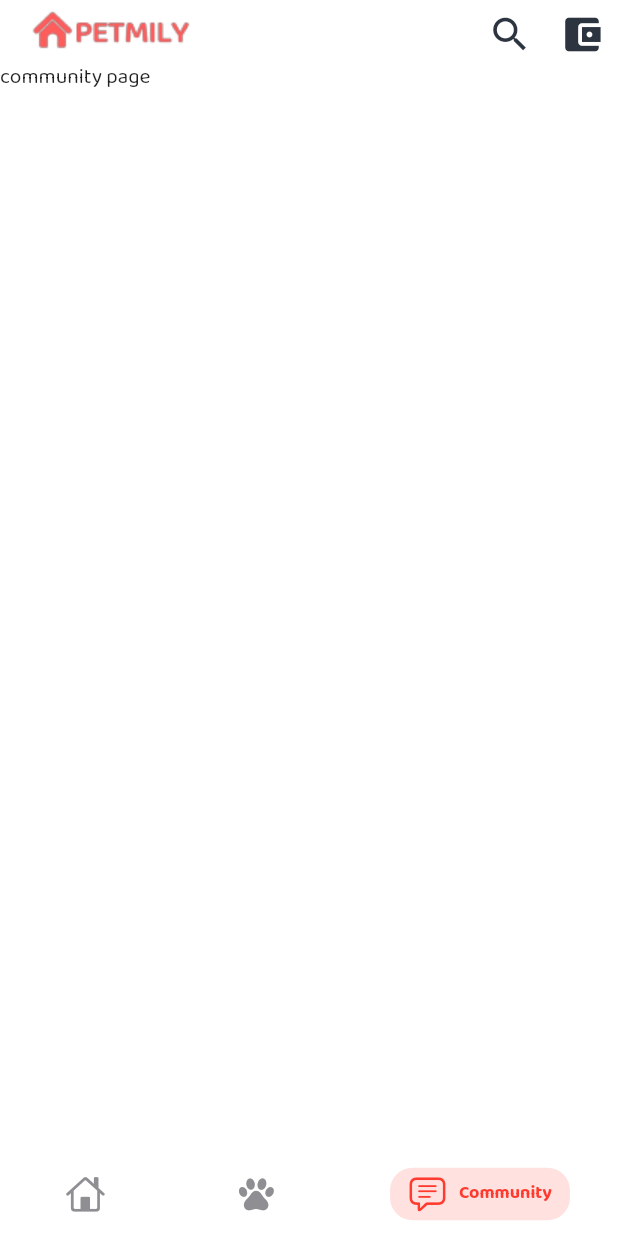
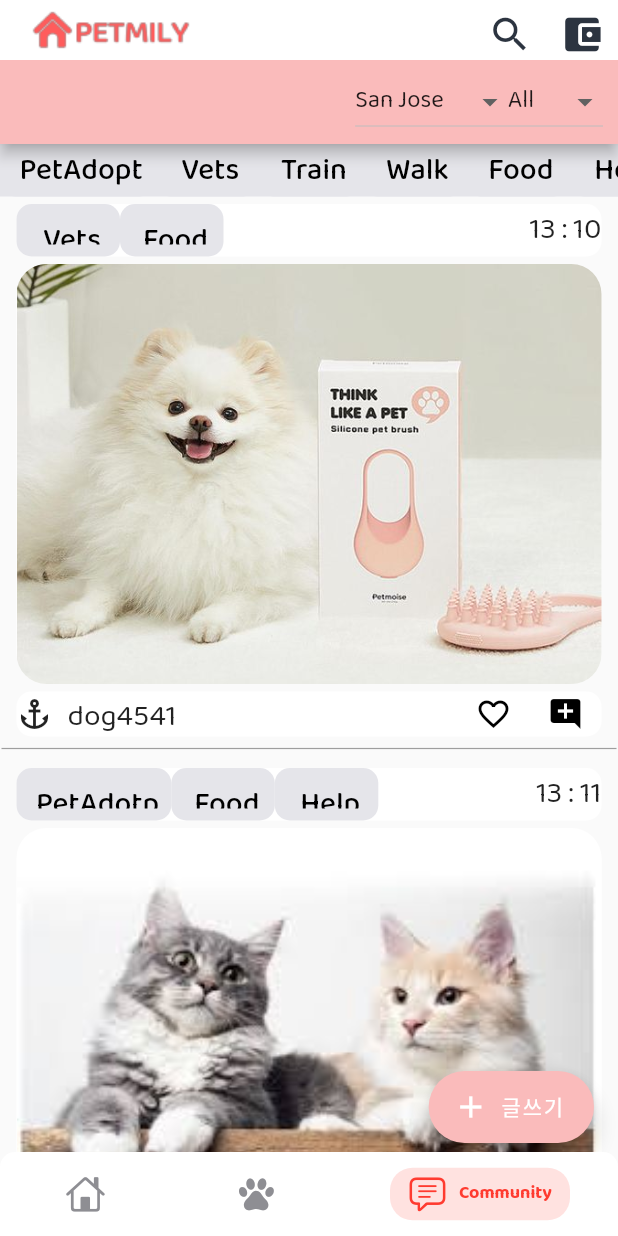
Before and after one commit to Beyond-Six/Petmily_Flutter, a Flutter app: the screen it shows after launch, item 3 of the bottom bar chosen, on a phone screen of 412 x 824 dp. Run offline on Flutter 3.47's test engine with Material 2 defaults, Android fonts, the phone set to English and light mode, and no system bars; drawn by our look-alikes of persistent_bottom_nav_bar; our stand-ins replace clay_containers, get, image_picker, smooth_page_indicator, video_player.

Commit message:
2/15 upload

```diff
--- a/lib/MainPage.dart
+++ b/lib/MainPage.dart
@@ -4,9 +4,11 @@ import 'package:flutter/cupertino.dart';
 import 'package:flutter/material.dart';
 import 'package:get/get.dart';
 import 'package:new_project/drawer/MyInfoDrawer.dart';
+import 'package:new_project/screens/CommunityPage.dart';
 
 import 'package:new_project/screens/HomeScreen.dart';
 import 'package:new_project/screens/RankListScreen.dart';
+import 'package:new_project/screens/RecommendHome.dart';
 import 'package:persistent_bottom_nav_bar/persistent-tab-view.dart';
 
 // ignore_for_file: prefer_const_constructors
@@ -42,8 +44,9 @@ class MainPageState extends State<MainPage>{
   List<Widget> _buildScreens() {
     return [
       HomeScreen(),
-      Text('recommendation page'),
-      Text('community page'),
+      RecommendHome(),
+      CommunityPage()
+
     ];
   }
 
--- /dev/null
+++ b/lib/components/FakePost.dart
@@ -0,0 +1,192 @@
+import 'package:flutter/cupertino.dart';
+import 'package:flutter/material.dart';
+import 'package:flutter/rendering.dart';
+import 'package:new_project/screens/CommunityPage.dart';
+import 'package:new_project/screens/Post_Page.dart';
+import 'package:persistent_bottom_nav_bar/persistent-tab-view.dart';
+
+
+
+class FakePost extends StatefulWidget {
+  const FakePost({Key? key, required this.pet_post_list,required this.tag_clicked}) : super(key: key);
+
+  final Pet_Post_List pet_post_list;
+  final List<bool> tag_clicked;
+  @override
+  _FakePostState createState() => _FakePostState(pet_post_list);
+
+}
+
+class _FakePostState extends State<FakePost> {
+
+  bool favButtonSelected = false;
+  var tags = ["PetAdotp","Vets","Train","Walk","Food","Help"];
+  List<bool> tagButtonSelected = [false, false, false, false, false, false];
+
+  _FakePostState(Pet_Post_List pet_post_list);
+
+
+
+  @override
+  Widget build(BuildContext context) {
+    return InkWell(
+      onTap: (){
+        pushNewScreen(
+            context,
+            screen: Post_Page(tag_clicked: widget.tag_clicked,pet_post_list: widget.pet_post_list),
+            withNavBar: true,
+            pageTransitionAnimation: PageTransitionAnimation.fade
+        );
+      },
+      child: Column(
+        children: <Widget>[
+          //Set_Fake_Post_info(),
+          Padding(padding: EdgeInsets.only(top: 5)),
+          MakeFakePost(widget.tag_clicked,widget.pet_post_list),
+          Container(
+              width: 410,
+              child: Divider(color: Colors.grey, thickness: 0.8)
+          ),
+        ],
+      ),
+    );
+  }
+
+  tag_bar(index_info,Pet_Post_List pet_post_fake_info) =>
+      Container(
+
+        decoration: BoxDecoration(
+
+            borderRadius: BorderRadius.circular(10),
+            color:
+            widget.tag_clicked[index_info] ?
+            CupertinoColors.systemPink : CupertinoColors.lightBackgroundGray
+        ),
+        child: Row(
+          children: [
+            Padding(padding: EdgeInsets.only(left: 5)),
+            TextButton(
+
+                child: Text(tags[index_info],
+                  style: TextStyle(fontSize: 20, color: Colors.black),),
+                onPressed: () {
+                  setState(() {
+                    //pet_post_fake_info.pet_tag_info_clicked[index_info]
+                      //  ? pet_post_fake_info.pet_tag_info_clicked[index_info] = false
+                        //: pet_post_fake_info.pet_tag_info_clicked[index_info] = true;
+                  });
+                }
+            ),
+          ],
+        ),
+      );
+
+
+  MakeFakePost(List<bool> tag_clicked,Pet_Post_List pet_post_fake_info) =>
+
+      Row(
+        mainAxisAlignment: MainAxisAlignment.spaceEvenly,
+        children: [
+          Container(
+
+            child: Column(
+
+              children: [
+                Container(
+
+                  width: 390,
+                  height: 35,
+                  decoration: BoxDecoration(
+                    borderRadius: BorderRadius.circular(10),
+                    color: CupertinoColors.white,
+                  ),
+                  child: Row(
+                    mainAxisAlignment: MainAxisAlignment.spaceBetween,
+
+                      children: <Widget>[
+                        Row(children: [
+                          for(int i=0;i<pet_post_fake_info.pet_tag_info.length;i++)
+                            if(pet_post_fake_info.pet_tag_info[i])
+                              tag_bar(i, pet_post_fake_info),   //게시글의 상단에 태그 출력
+                        ],),
+
+                        Text(pet_post_fake_info.post_date, style: TextStyle(fontSize: 20),),
+                      //오른쪽에 배치
+                    ],
+                  ),
+                ),
+                Padding(padding: EdgeInsets.only(top: 5)),
+                Container(
+                  width: 390,
+                  height: 280,
+
+                  decoration: BoxDecoration(
+                    borderRadius: BorderRadius.circular(20),
+                    color: CupertinoColors.white,
+                    image: DecorationImage(
+                      image: AssetImage(pet_post_fake_info.pet_file_name),
+                      fit: BoxFit.fitWidth
+                      ),
+                    )
+                  ),
+                Padding(padding: EdgeInsets.only(top: 5)),
+                Container(
+                  width: 390,
+                  height: 30,
+                  decoration: BoxDecoration(
+                    borderRadius: BorderRadius.circular(10),
+                    color: CupertinoColors.white,
+                  ),
+                  child: Row(
+                    mainAxisAlignment: MainAxisAlignment.spaceBetween,
+                    children: [
+
+                      Row(
+                        children: [
+                          Icon(Icons.anchor),
+                          Padding(padding: EdgeInsets.all(5)),
+                          Text(pet_post_fake_info.post_auther, style: TextStyle(fontSize: 20),),
+                        ],
+                      ),
+
+                      Row(
+                        children: [
+                          IconButton(
+                            padding: EdgeInsets.all(0.0),
+                            icon: Icon(
+                                favButtonSelected ? Icons.favorite : Icons
+                                    .favorite_border),
+                            color: Colors.black,
+                            onPressed: () {
+                              setState(() {
+                                favButtonSelected
+                                    ? favButtonSelected = false
+                                    : favButtonSelected = true;
+                              });
+                            },
+                          ),
+                          IconButton(
+                            padding: EdgeInsets.all(0.0),
+                            icon: Icon(Icons.add_comment),
+                            color: Colors.black,
+                            onPressed: () {
+                              setState(() {
+
+                              });
+                            },
+                          ),
+                        ],
+                      ),
+                      //IconButton(onPressed: (){}, icon: const Icon(Icons.add_comment) ),
+
+                    ],
+                  ),
+                ),
+              ],
+            ),
+          ),
+
+        ],
+      );
+
+}
--- a/lib/drawer/MyInfoDrawer.dart
+++ b/lib/drawer/MyInfoDrawer.dart
@@ -36,7 +36,7 @@ class _MyInfoDrawerState extends State<MyInfoDrawer> {
                   ],
                 ),
                 decoration: BoxDecoration(
-                  color: Theme.of(context).primaryColor
+                  color: Color(0xff2C3440)
                 ),
               ),
               SelectPetComboBox(),
--- /dev/null
+++ b/lib/screens/CommunityPage.dart
@@ -0,0 +1,207 @@
+import 'package:flutter/cupertino.dart';
+import 'package:flutter/material.dart';
+import 'package:new_project/components/FakePost.dart';
+
+import 'EditPostPage.dart';
+
+class Pet_Post_List{
+  String pet_name = "";
+  String pet_file_name = "";
+  String post_auther = "";
+  String post_date = "";
+  List<bool> pet_tag_info = [false, false, false, false, false, false];
+  List<bool> pet_tag_info_clicked = [false, false, false, false, false, false];
+}
+
+Pet_Post_List Dog_Post_Fake_Info = new Pet_Post_List();
+Pet_Post_List Cat_Post_Fake_Info = new Pet_Post_List();
+Pet_Post_List Bird_Post_Fake_Info = new Pet_Post_List();
+Pet_Post_List Rept_Post_Fake_Info = new Pet_Post_List();
+
+
+
+class CommunityPage extends StatefulWidget {
+  const CommunityPage({Key? key}) : super(key: key);
+
+  @override
+  _CommunityPageState createState() => _CommunityPageState();
+}
+
+class _CommunityPageState extends State<CommunityPage> {
+
+  final _dropdown_items_pet = ['All','Dogs','Cats','Birds','Rapts'];
+  var _selected_pet = 'All';
+
+  final _dropdown_items_locate = ['San Jose','Santa Clara','Milpitas'];
+  var _selected_locate = 'San Jose';
+
+
+  var tags = ["PetAdopt","Vets","Train","Walk","Food","Help"];
+  List<bool> tagButtonSelected = [false, false, false, false, false, false];
+
+  //int i=0;
+
+  @override
+  Widget build(BuildContext context) {
+      Set_Fake_Post_info();
+      return Scaffold(
+
+        appBar: AppBar(
+          backgroundColor: Color(0xffFABBBB),
+          actions: <Widget>[
+            Row(
+              mainAxisAlignment: MainAxisAlignment.spaceEvenly,
+              children: [
+                Container(child: DropdownButton(
+                  value: _selected_locate,
+                  items: _dropdown_items_locate.map(
+                          (value) {
+                        return DropdownMenuItem(
+                            value: value,
+                            child: Text(value)
+                        );
+                      }
+                  ).toList(),
+                  onChanged: (value) {
+                    setState(() {
+                      _selected_locate = value as String;
+                    });
+                  },
+                )),
+                Container(child: DropdownButton(
+                  value: _selected_pet,
+                  items: _dropdown_items_pet.map(
+                          (value) {
+                        return DropdownMenuItem(
+                            value: value,
+                            child: Text(value)
+                        );
+                      }
+                  ).toList(),
+                  onChanged: (value) {
+                    setState(() {
+                      _selected_pet = value as String;
+                    });
+                  },
+                )),
+
+                Padding( padding:EdgeInsets.only(right: 10))
+              ],
+            )
+          ],
+        ),
+
+        body: ListView(
+            physics: BouncingScrollPhysics(),
+
+            children: <Widget>[
+              Container(
+
+                height: 35,   //tag 의 스트링이 자꾸 높이의 중간에 안맞는다.
+                decoration: BoxDecoration(
+                  color: CupertinoColors.lightBackgroundGray,
+                ),
+                child:
+                  ListView(
+
+                    scrollDirection: Axis.horizontal,
+                    children: <Widget>[
+                      //tags_make_loop(),
+                    for(int i=0; i<tags.length ;i++)(
+                      tag_bar(i)
+                      )
+
+                    ],
+                  )
+
+              ),
+              Center(
+                child: Column(
+                  children: [
+
+                    Container(
+                      child: Column(
+                        children: <Widget>[
+                          FakePost(pet_post_list : Dog_Post_Fake_Info,tag_clicked : tagButtonSelected),
+                          FakePost(pet_post_list : Cat_Post_Fake_Info,tag_clicked : tagButtonSelected),
+                          FakePost(pet_post_list : Bird_Post_Fake_Info,tag_clicked : tagButtonSelected),
+                          FakePost(pet_post_list : Rept_Post_Fake_Info,tag_clicked : tagButtonSelected),
+                        ],
+                      ),
+                    ),
+                  ],
+                ),
+              ),
+
+
+            ]
+
+
+        ),
+
+        floatingActionButton: FloatingActionButton.extended(
+          backgroundColor: Color(0xffFABBBB),
+          onPressed: (){
+            Navigator.push(context, CupertinoPageRoute(builder: (context) => EditPage()));
+            //Dogs.pet_name = "dd";
+            //print(Dogs.pet_name);
+            },
+          tooltip: '추가',
+
+          label: Text('글쓰기'),
+          icon: const Icon(Icons.add),
+        ), // This trailing comma makes auto-formatting nicer for build methods.
+      );
+  }
+
+  tag_bar(tag_button) => Container(
+
+    decoration: BoxDecoration(
+        borderRadius: BorderRadius.circular(10),
+        color:
+        tagButtonSelected[tag_button] ?
+        CupertinoColors.systemPink : CupertinoColors.lightBackgroundGray
+    ),
+    child: Row(
+      children: [
+        Padding(padding: EdgeInsets.only(left: 5)),
+        TextButton(
+              child:
+                Text(tagButtonSelected[tag_button] ? tags[tag_button] : tags[tag_button],style : TextStyle(fontSize: 20,color: Colors.black, height: 1.2),),
+            onPressed: () {
+              setState(() {
+                tagButtonSelected[tag_button] ? tagButtonSelected[tag_button] = false : tagButtonSelected[tag_button] = true;
+              });
+
+            }
+        ),
+      ],
+    ),
+  );
+
+  void Set_Fake_Post_info(){
+    Dog_Post_Fake_Info.pet_name="dog";
+    Dog_Post_Fake_Info.pet_file_name="assets/dogPicture2.jpg";
+    Dog_Post_Fake_Info.post_date="13 : 10";
+    Dog_Post_Fake_Info.post_auther="dog4541";
+    Dog_Post_Fake_Info.pet_tag_info = [false, true, false, false, true, false];
+
+    Cat_Post_Fake_Info.pet_name="cat";
+    Cat_Post_Fake_Info.pet_file_name="assets/cat.png";
+    Cat_Post_Fake_Info.post_date="13 : 11";
+    Cat_Post_Fake_Info.post_auther="cat1234";
+    Cat_Post_Fake_Info.pet_tag_info = [true, false, false, false, true, true];
+
+    Bird_Post_Fake_Info.pet_name="bird";
+    Bird_Post_Fake_Info.pet_file_name="assets/bird.png";
+    Bird_Post_Fake_Info.post_date="13 : 12";
+    Bird_Post_Fake_Info.post_auther="bird0001";
+    Bird_Post_Fake_Info.pet_tag_info = [false, true, false, false, true, true];
+
+    Rept_Post_Fake_Info.pet_name="rept";
+    Rept_Post_Fake_Info.pet_file_name="assets/rept.png";
+    Rept_Post_Fake_Info.post_date="13 : 13";
+    Rept_Post_Fake_Info.post_auther="rept984";
+    Rept_Post_Fake_Info.pet_tag_info = [false, true, true, false, true, false];
+  }
+}
--- a/pubspec.yaml
+++ b/pubspec.yaml
@@ -41,6 +41,8 @@ dependencies:
   persistent_bottom_nav_bar: 4.0.2
   http: 0.13.4
   clay_containers: ^0.3.2
+  image_picker: ^0.8.4+6
+  carousel_slider: ^4.0.0
 
 dev_dependencies:
   flutter_test:
```
Also changed, not shown: lib/screens/EditPostPage.dart (added, +84 -0 lines), lib/screens/Post_Page.dart (added, +55 -0 lines), lib/screens/RecommendHome.dart (added, +179 -0 lines), assets/bird.png (added), assets/cat.png (added), assets/cat_food.png (added), assets/ev.png (added), assets/rept.png (added), pubspec.lock.
